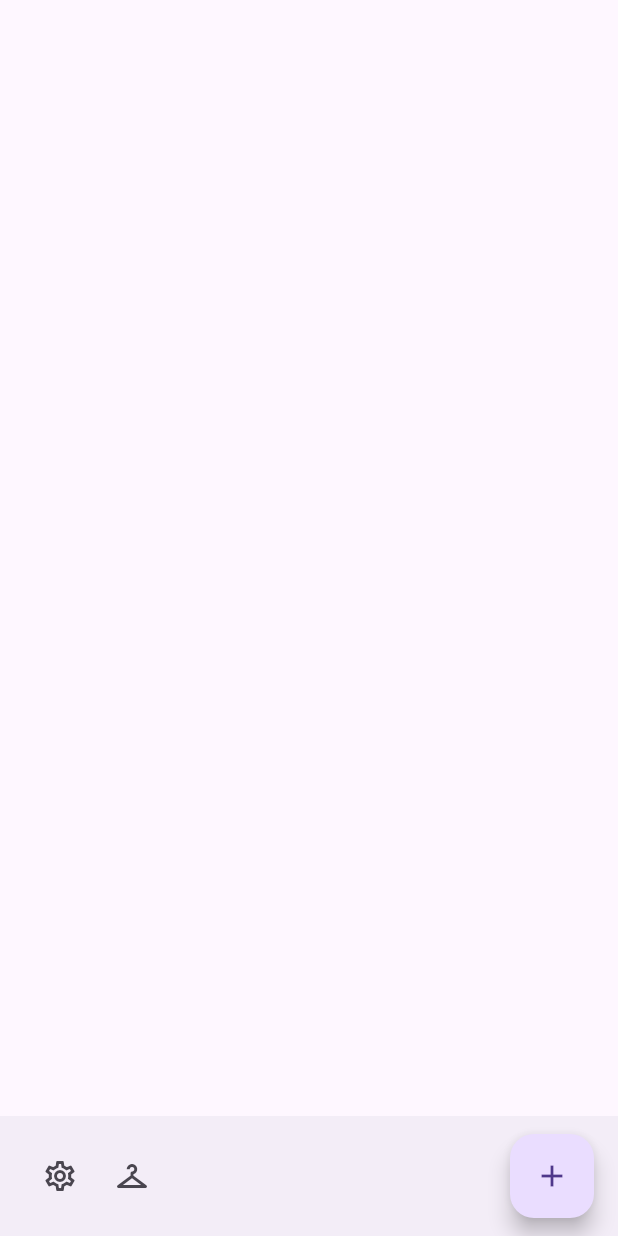
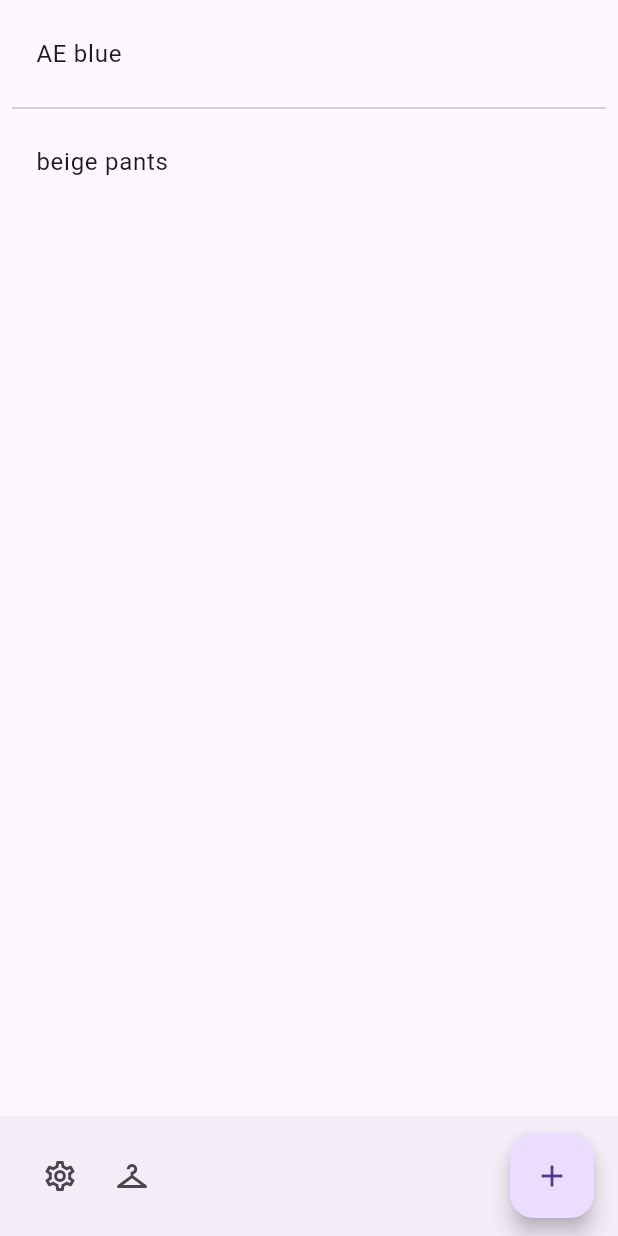
Before and after one commit to mohsen-w-elsisi/wardrobe_app, a Flutter app: the screen it shows after launch, on a phone screen of 412 x 824 dp. Run offline on Flutter 3.47's test engine with Material 3 defaults, Android fonts, the phone set to English and light mode, and no system bars.

Commit message:
- made cloth item class - made the cloth item list view

```diff
--- /dev/null
+++ b/lib/cloth_item.dart
@@ -0,0 +1,25 @@
+class ClothItem {
+  late final String id;
+  late final DateTime dateCreated;
+
+  String name;
+  ClothItemType type;
+  bool isFavourite;
+  List<ClothItemAttribute> attributes;
+
+  List<String> matchingItems = [];
+
+  ClothItem({
+    required this.name,
+    required this.type,
+    this.isFavourite = false,
+    this.attributes = const [],
+  }) {
+    dateCreated = DateTime.now();
+    id = dateCreated.toIso8601String();
+  }
+}
+
+enum ClothItemType { top, bottom, jacket }
+
+enum ClothItemAttribute { sportive, onFasion, classic }
--- /dev/null
+++ b/lib/cloth_item_views.dart
@@ -0,0 +1,42 @@
+import 'package:flutter/material.dart';
+import 'package:wardrobe_app/cloth_item.dart';
+import 'package:wardrobe_app/home_screen.dart';
+
+class ClothItemCompoundView extends StatelessWidget {
+  final List<ClothItem> clothItems;
+
+  const ClothItemCompoundView(this.clothItems, {super.key});
+
+  @override
+  Widget build(BuildContext context) {
+    return ClothItemListView(clothItems);
+  }
+}
+
+class ClothItemListView extends StatelessWidget {
+  final List<ClothItem> clothItems;
+
+  const ClothItemListView(this.clothItems, {super.key});
+
+  @override
+  Widget build(BuildContext context) {
+    return ListView.separated(
+      itemCount: mockClothItems.length,
+      separatorBuilder: (_, __) => const Divider(),
+      itemBuilder: (_, i) => ClothItemListTile(mockClothItems[i]),
+    );
+  }
+}
+
+class ClothItemListTile extends StatelessWidget {
+  final ClothItem clothItem;
+
+  const ClothItemListTile(this.clothItem, {super.key});
+
+  @override
+  Widget build(BuildContext context) {
+    return ListTile(
+      title: Text(clothItem.name),
+    );
+  }
+}
--- a/lib/home_screen.dart
+++ b/lib/home_screen.dart
@@ -1,4 +1,11 @@
 import 'package:flutter/material.dart';
+import 'package:wardrobe_app/cloth_item.dart';
+import 'package:wardrobe_app/cloth_item_views.dart';
+
+final mockClothItems = [
+  ClothItem(name: "AE blue", type: ClothItemType.top),
+  ClothItem(name: "beige pants", type: ClothItemType.bottom),
+];
 
 class HomeScreen extends StatelessWidget {
   const HomeScreen({super.key});
@@ -6,6 +13,10 @@ class HomeScreen extends StatelessWidget {
   @override
   Widget build(BuildContext context) {
     return Scaffold(
+      body: Padding(
+        padding: const EdgeInsets.all(8.0),
+        child: ClothItemCompoundView(mockClothItems),
+      ),
       floatingActionButton: FloatingActionButton(
         onPressed: () {},
         child: const Icon(Icons.add_outlined),
```
